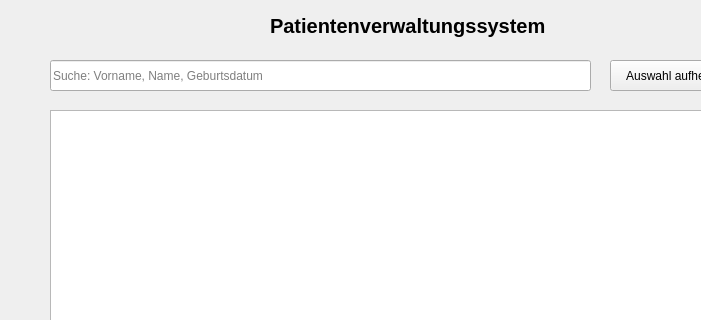
Before: the Qt Designer form view/ui/mainwindow.ui in cavoq/patient-management-system, drawn with Qt 5; both pictures show x 0 to 701 and y 0 to 320 of the 800 by 600 pixel window.
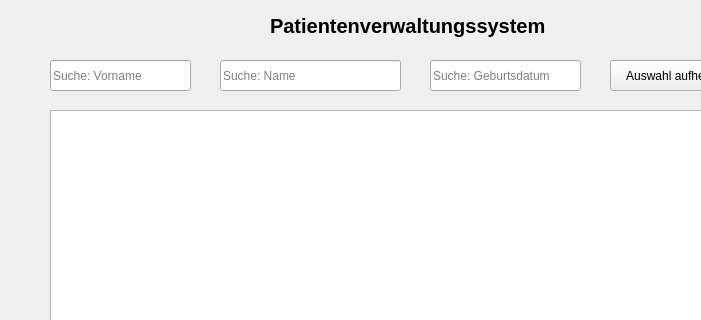
After: the same form once the commit is applied.

```diff
--- a/view/ui/mainwindow.ui
+++ b/view/ui/mainwindow.ui
@@ -104,19 +104,6 @@
      <string>Exportieren</string>
     </property>
    </widget>
-   <widget class="QLineEdit" name="searchLineEdit">
-    <property name="geometry">
-     <rect>
-      <x>50</x>
-      <y>60</y>
-      <width>541</width>
-      <height>31</height>
-     </rect>
-    </property>
-    <property name="placeholderText">
-     <string>Suche: Vorname, Name, Geburtsdatum</string>
-    </property>
-   </widget>
    <widget class="QPushButton" name="cancelSelectionButton">
     <property name="geometry">
      <rect>
@@ -167,6 +154,45 @@
      <bool>true</bool>
     </attribute>
    </widget>
+   <widget class="QLineEdit" name="firstNameLineEdit">
+    <property name="geometry">
+     <rect>
+      <x>50</x>
+      <y>60</y>
+      <width>141</width>
+      <height>31</height>
+     </rect>
+    </property>
+    <property name="placeholderText">
+     <string>Suche: Vorname</string>
+    </property>
+   </widget>
+   <widget class="QLineEdit" name="nameLineEdit">
+    <property name="geometry">
+     <rect>
+      <x>220</x>
+      <y>60</y>
+      <width>181</width>
+      <height>31</height>
+     </rect>
+    </property>
+    <property name="placeholderText">
+     <string>Suche: Name</string>
+    </property>
+   </widget>
+   <widget class="QLineEdit" name="birthDateLineEdit">
+    <property name="geometry">
+     <rect>
+      <x>430</x>
+      <y>60</y>
+      <width>151</width>
+      <height>31</height>
+     </rect>
+    </property>
+    <property name="placeholderText">
+     <string>Suche: Geburtsdatum</string>
+    </property>
+   </widget>
   </widget>
   <widget class="QStatusBar" name="statusbar"/>
   <widget class="QMenuBar" name="menuBar">
```
Left out of the diff: 5 changed lines with no effect on the pictures.
